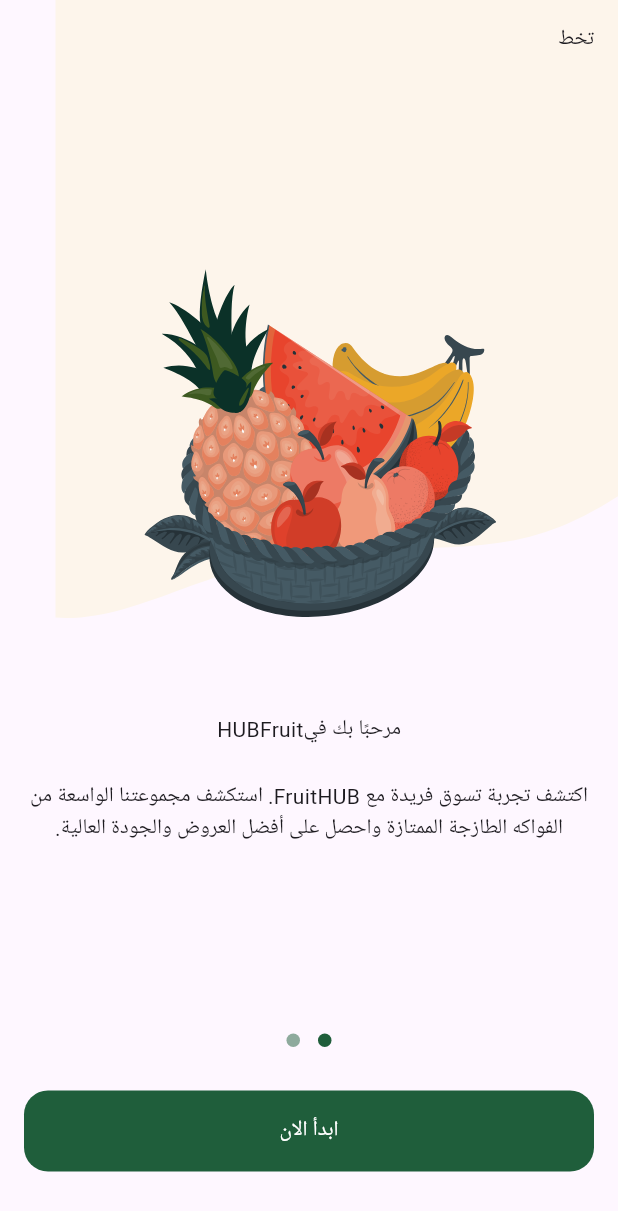
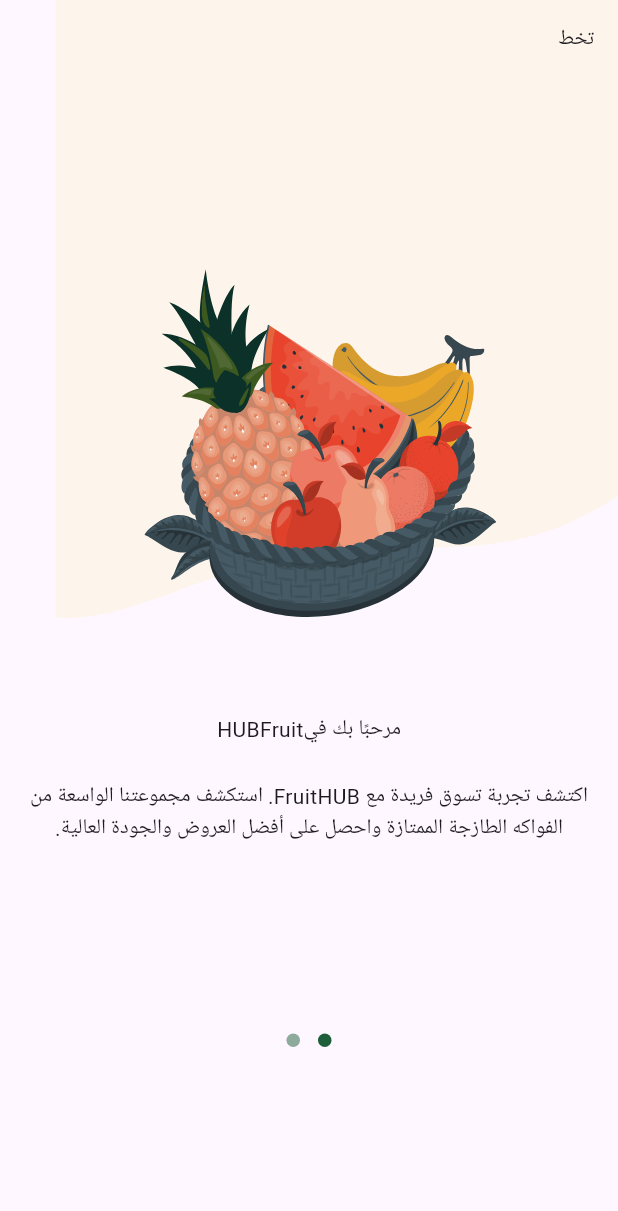
Before and after one commit to mostafa-osman-coder/fruit_hub, a Flutter app: the screen it shows after launch, on a phone screen of 412 x 824 dp. Shown: the top 1211 px of the screen. Run offline on Flutter 3.47's test engine with Material 3 defaults, Android fonts, the phone set to English and light mode, and no system bars; drawn by our look-alikes of dots_indicator; our stand-ins replace flutter_svg.

Commit message:
Enhances onboarding UI with visibility controls and dynamic navigation
Adds a `PageController` to manage onboarding navigation dynamically.
Introduces visibility logic to selectively display content based on the current page index.
Improves code readability and consistency with minor formatting adjustments.

```diff
--- a/lib/features/on_boarding/widgets/on_boarding_page_view.dart
+++ b/lib/features/on_boarding/widgets/on_boarding_page_view.dart
@@ -3,38 +3,36 @@ import 'package:fruit_hub/core/utils/images_app.dart';
 import 'package:fruit_hub/features/on_boarding/widgets/page_view_item.dart';
 
 class OnBoardingPageView extends StatelessWidget {
-  const OnBoardingPageView({super.key});
+  const OnBoardingPageView({super.key, required this.pageController});
 
+  final PageController pageController;
   @override
   Widget build(BuildContext context) {
     return PageView(
-
-
-      children:  [
+      controller: pageController,
+      children: [
         // page 1
         PageViewItem(
-            image: Assets.imagesPageViewItem1Image ,
-             backgroundImage:Assets.imagesPageViewItem1BackgroundImage ,
-             title:Row(
+          isVisible: true,
+          image: Assets.imagesPageViewItem1Image,
+          backgroundImage: Assets.imagesPageViewItem1BackgroundImage,
+          title: Row(
             mainAxisAlignment: MainAxisAlignment.center,
-               children: [
-                Text('مرحبًا بك في'),
-                Text('Fruit'),
-                Text('HUB'),
-
-               ],
+            children: [Text('مرحبًا بك في'), Text('Fruit'), Text('HUB')],
           ),
-             subTitle: 'اكتشف تجربة تسوق فريدة مع FruitHUB. استكشف مجموعتنا الواسعة من الفواكه الطازجة الممتازة واحصل على أفضل العروض والجودة العالية.',
-
+          subTitle:
+              'اكتشف تجربة تسوق فريدة مع FruitHUB. استكشف مجموعتنا الواسعة من الفواكه الطازجة الممتازة واحصل على أفضل العروض والجودة العالية.',
         ),
         // page 2
         PageViewItem(
-            image: Assets.imagesPageViewItem2Image ,
-             backgroundImage:Assets.imagesPageViewItem2BackgroundImage ,
-             title:Row(
+          isVisible: false,
+          image: Assets.imagesPageViewItem2Image,
+          backgroundImage: Assets.imagesPageViewItem2BackgroundImage,
+          title: Row(
             mainAxisAlignment: MainAxisAlignment.center,
             children: [
-                Text('ابحث وتسوق',
+              Text(
+                'ابحث وتسوق',
                 textAlign: TextAlign.center,
                 style: TextStyle(
                   color: const Color(0xFF0C0D0D),
@@ -42,19 +40,13 @@ class OnBoardingPageView extends StatelessWidget {
                   fontFamily: 'cairo',
                   fontWeight: FontWeight.w700,
                   height: 0,
-
                 ),
-
               ),
-
             ],
           ),
-             subTitle: 'نقدم لك أفضل الفواكه المختارة بعناية. اطلع على التفاصيل والصور والتقييمات لتتأكد من اختيار الفاكهة المثالية',
-
+          subTitle:
+              'نقدم لك أفضل الفواكه المختارة بعناية. اطلع على التفاصيل والصور والتقييمات لتتأكد من اختيار الفاكهة المثالية',
         ),
-
-
-
       ],
     );
   }
--- a/lib/features/on_boarding/widgets/on_boarding_view_body.dart
+++ b/lib/features/on_boarding/widgets/on_boarding_view_body.dart
@@ -40,25 +40,33 @@ class _OnBoardingViewBodyState extends State<OnBoardingViewBody> {
   Widget build(BuildContext context) {
     return Column(
       children: [
-        Expanded(child: OnBoardingPageView()),
+        Expanded(child: OnBoardingPageView(
+          pageController: pageController,
+        )),
 
         DotsIndicator(
           dotsCount: 2,
           decorator: DotsDecorator(
-            activeColor: AppColors.primaryColor,
+            activeColor:  AppColors.primaryColor,
             // ignore: deprecated_member_use
-            color: AppColors.primaryColor.withOpacity(0.5),
+            color: currentPage == 1 ? AppColors.primaryColor : AppColors.primaryColor.withOpacity(0.5),
 
           ),
           ),
         const SizedBox(
           height: 23,),
-          Padding(
-            padding: const EdgeInsets.symmetric(horizontal: kHorizintalPadding),
-            child: CustomButton(
+          Visibility(
+            maintainSize: true,
+            maintainAnimation: true,
+            maintainState: true,
+            visible: currentPage == 1 ? true : false,
+            child: Padding(
+              padding: const EdgeInsets.symmetric(horizontal: kHorizintalPadding),
+              child: CustomButton(
 
-              onPressed: () {},
-              text: 'ابدأ الان',
+                onPressed: () {},
+                text: 'ابدأ الان',
+              ),
             ),
           ),
 
--- a/lib/features/on_boarding/widgets/page_view_item.dart
+++ b/lib/features/on_boarding/widgets/page_view_item.dart
@@ -1,6 +1,5 @@
 import 'package:flutter/material.dart';
 import 'package:flutter_svg/svg.dart';
-
 
 //
 class PageViewItem extends StatelessWidget {
@@ -9,11 +8,12 @@ class PageViewItem extends StatelessWidget {
     required this.image,
     required this.backgroundImage,
     required this.subTitle,
-    required this.title,
+    required this.title, required this.isVisible,
   });
   final String image, backgroundImage;
   final String subTitle;
   final Widget title;
+  final bool isVisible;
 
   @override
   Widget build(BuildContext context) {
@@ -24,43 +24,32 @@ class PageViewItem extends StatelessWidget {
           height: MediaQuery.of(context).size.height * 0.5,
           child: Stack(
             children: [
-              SvgPicture.asset(
-                backgroundImage,
-                fit: BoxFit.fill,),
+              SvgPicture.asset(backgroundImage, fit: BoxFit.fill),
               Positioned(
                 bottom: 0,
                 left: 0,
                 right: 0,
-                  child: SvgPicture.asset(
-                  image,),
+                child: SvgPicture.asset(image),
               ),
               Positioned(
+                child: Visibility(
+                  visible: isVisible,
                   child: Padding(
                     padding: const EdgeInsets.all(16.0),
-                    child: const Text ('تخط'),
-                  )),
-
-
+                    child: const Text('تخط'),
+                  ),
+                ),
+              ),
             ],
           ),
-
-
-
         ),
-        const SizedBox(
-          height: 64,
-        ),
+        const SizedBox(height: 64),
         title,
-        const SizedBox(
-          height: 24,
-        ),
+        const SizedBox(height: 24),
         Padding(
           padding: const EdgeInsets.symmetric(horizontal: 16.0),
-          child: Text(subTitle,
-            textAlign: TextAlign.center,
+          child: Text(subTitle, textAlign: TextAlign.center),
         ),
-        ),
-
       ],
     );
   }
```
Lines whose indentation alone changed are shown as unchanged.
